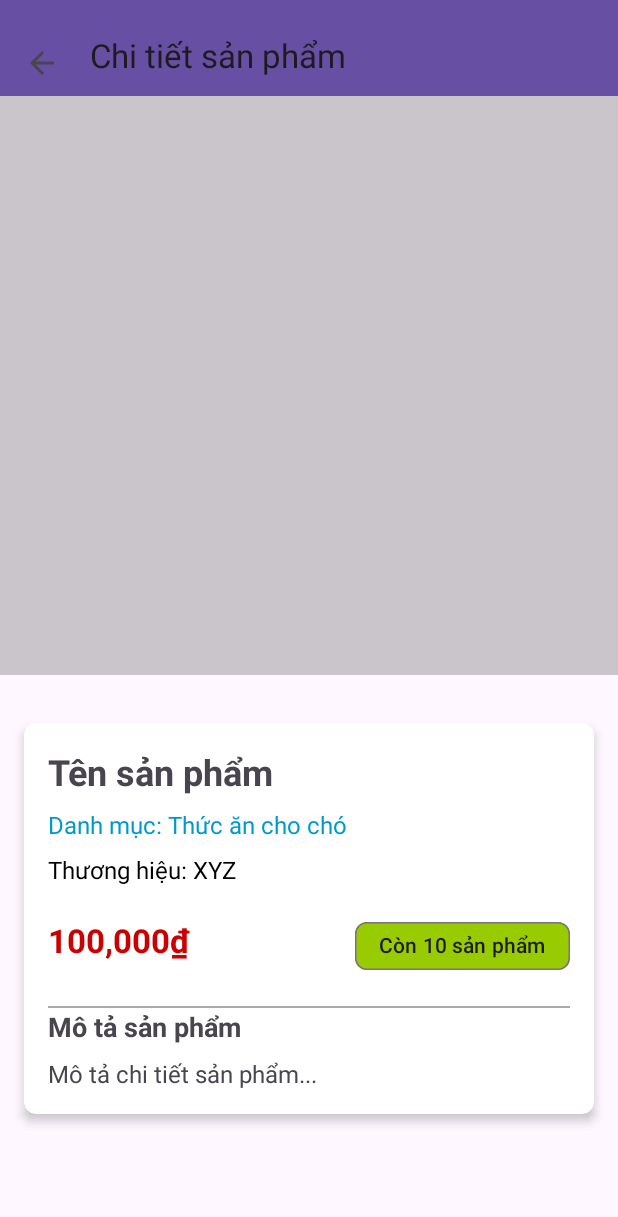
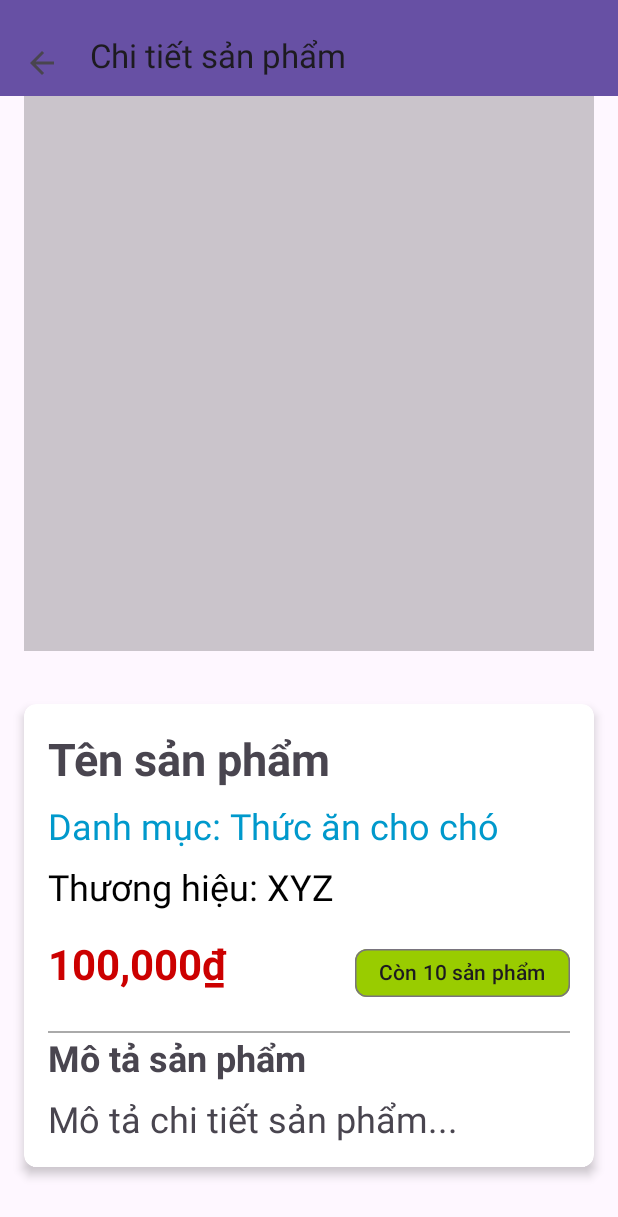
Before and after one commit to hoangvm2307/group1-petfood, an Android app: the ProductDetailActivity screen opened directly, with no data from a screen before it, on a phone screen of 412 x 824 dp. Shown: the top 1217 px of the screen. Run offline under Robolectric (Android 15) with nearby library versions, the light colour scheme and no system bars; pictures from the network do not load.

Commit message:
small fix

```diff
--- a/app/src/main/res/layout/activity_product_detail.xml
+++ b/app/src/main/res/layout/activity_product_detail.xml
@@ -17,14 +17,18 @@
 
             <FrameLayout
                 android:layout_width="match_parent"
-                android:layout_height="match_parent">
+                android:layout_height="match_parent"
+                android:padding="16dp"
+                >
 
                 <ImageView
                     android:id="@+id/productImage"
                     android:layout_width="match_parent"
                     android:layout_height="match_parent"
                     android:scaleType="centerCrop"
-                    app:layout_collapseMode="parallax"/>
+                    app:layout_collapseMode="parallax"
+                    app:cardCornerRadius="8dp"
+                    />
 
                 <View
                     android:layout_width="match_parent"
@@ -48,7 +52,7 @@
         android:layout_width="match_parent"
         android:layout_height="match_parent"
         app:layout_behavior="@string/appbar_scrolling_view_behavior"
-        android:layout_marginTop="16dp">
+        android:layout_marginTop="3dp">
 
         <androidx.cardview.widget.CardView
             android:layout_width="match_parent"
@@ -68,7 +72,7 @@
                     android:layout_width="0dp"
                     android:layout_height="wrap_content"
                     android:text="Tên sản phẩm"
-                    android:textSize="24sp"
+                    android:textSize="30sp"
                     android:textStyle="bold"
                     app:layout_constraintTop_toTopOf="parent"
                     app:layout_constraintStart_toStartOf="parent"
@@ -80,27 +84,23 @@
                     android:layout_width="0dp"
                     android:layout_height="wrap_content"
                     android:text="Danh mục: Thức ăn cho chó"
-                    android:textSize="16sp"
+                    android:textSize="24sp"
                     android:textColor="@android:color/holo_blue_dark"
                     app:layout_constraintTop_toBottomOf="@id/productName"
                     app:layout_constraintStart_toStartOf="parent"
                     app:layout_constraintEnd_toEndOf="parent"
                     android:layout_marginTop="8dp"/>
-
-                <!-- Thương hiệu sản phẩm -->
                 <TextView
                     android:id="@+id/productBrand"
                     android:layout_width="0dp"
                     android:layout_height="wrap_content"
                     android:text="Thương hiệu: XYZ"
-                    android:textSize="16sp"
+                    android:textSize="24sp"
                     android:textColor="@android:color/black"
                     app:layout_constraintTop_toBottomOf="@id/productCategory"
                     app:layout_constraintStart_toStartOf="parent"
                     app:layout_constraintEnd_toEndOf="parent"
                     android:layout_marginTop="8dp"/>
-
-                <!-- Giá và số lượng sản phẩm -->
                 <LinearLayout
                     android:id="@+id/priceStockLayout"
                     android:layout_width="0dp"
@@ -117,7 +117,7 @@
                         android:layout_height="wrap_content"
                         android:layout_weight="1"
                         android:text="100,000₫"
-                        android:textSize="22sp"
+                        android:textSize="28sp"
                         android:textColor="@android:color/holo_red_dark"
                         android:textStyle="bold"/>
 
@@ -147,19 +147,17 @@
                     android:layout_width="0dp"
                     android:layout_height="wrap_content"
                     android:text="Mô tả sản phẩm"
-                    android:textSize="18sp"
+                    android:textSize="24sp"
                     android:textStyle="bold"
                     app:layout_constraintTop_toBottomOf="@id/divider"
                     app:layout_constraintStart_toStartOf="parent"
                     app:layout_constraintEnd_toEndOf="parent"/>
-
-                <!-- Nội dung mô tả sản phẩm -->
                 <TextView
                     android:id="@+id/productDescription"
                     android:layout_width="0dp"
                     android:layout_height="wrap_content"
                     android:text="Mô tả chi tiết sản phẩm..."
-                    android:textSize="16sp"
+                    android:textSize="24sp"
                     app:layout_constraintTop_toBottomOf="@id/descriptionLabel"
                     app:layout_constraintStart_toStartOf="parent"
                     app:layout_constraintEnd_toEndOf="parent"
```
